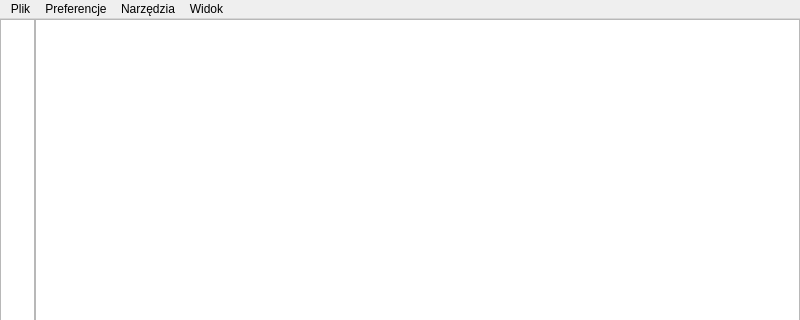
Above: notes/mainwindow.ui from tpolaszek/notatnik before the change; both pictures show x 0 to 800 and y 0 to 320 of the 800 by 600 pixel window. Below: the same form after it.
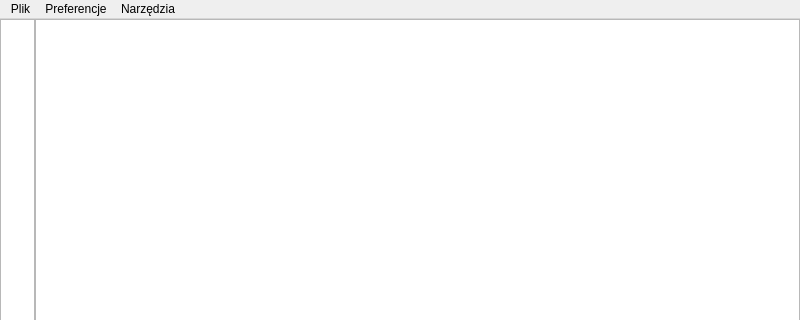
That is the form after the change.

Patch:
```diff
--- a/notes/mainwindow.ui
+++ b/notes/mainwindow.ui
@@ -70,7 +70,7 @@
      <x>0</x>
      <y>0</y>
      <width>800</width>
-     <height>21</height>
+     <height>26</height>
     </rect>
    </property>
    <widget class="QMenu" name="menuOtw_rz_plik">
@@ -106,17 +106,9 @@
     <addaction name="Find"/>
     <addaction name="FindAndReplace"/>
    </widget>
-   <widget class="QMenu" name="menuWidok">
-    <property name="title">
-     <string>Widok</string>
-    </property>
-    <addaction name="Preview"/>
-    <addaction name="Edit"/>
-   </widget>
    <addaction name="menuOtw_rz_plik"/>
    <addaction name="menuUstawienia"/>
    <addaction name="menuNarz_dzia"/>
-   <addaction name="menuWidok"/>
   </widget>
   <widget class="QStatusBar" name="statusbar"/>
   <action name="openFile">
```
